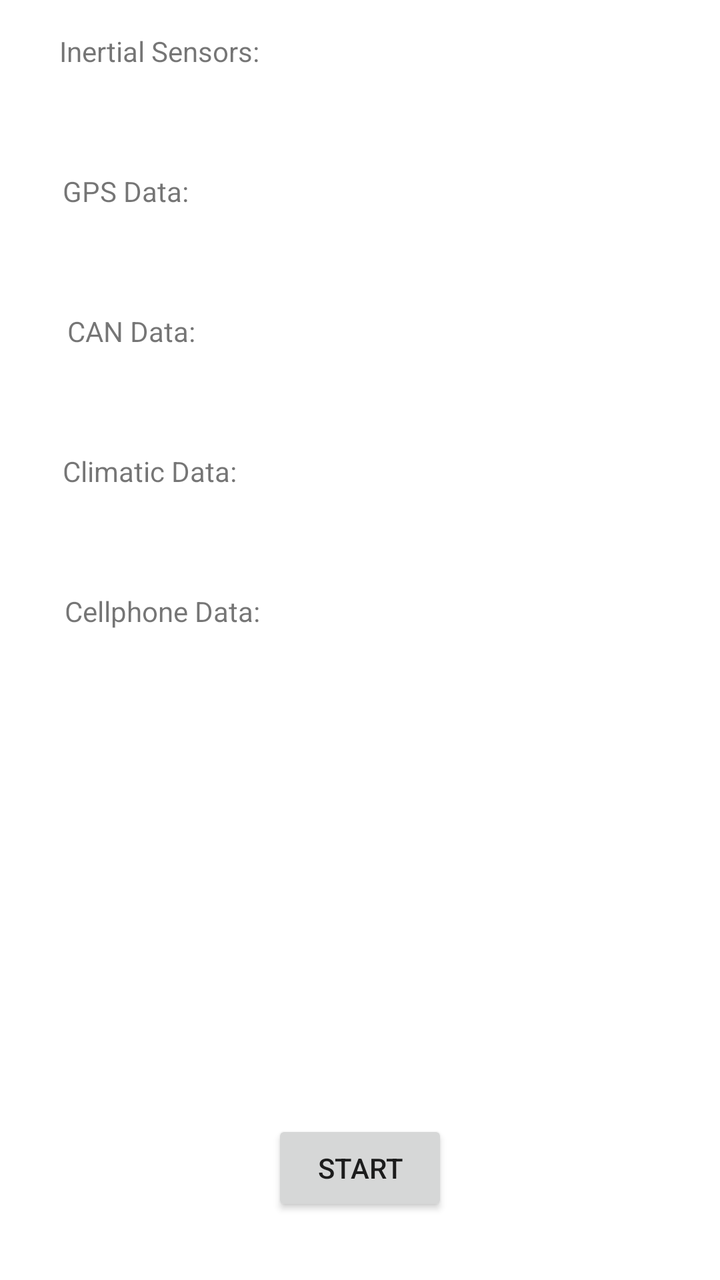
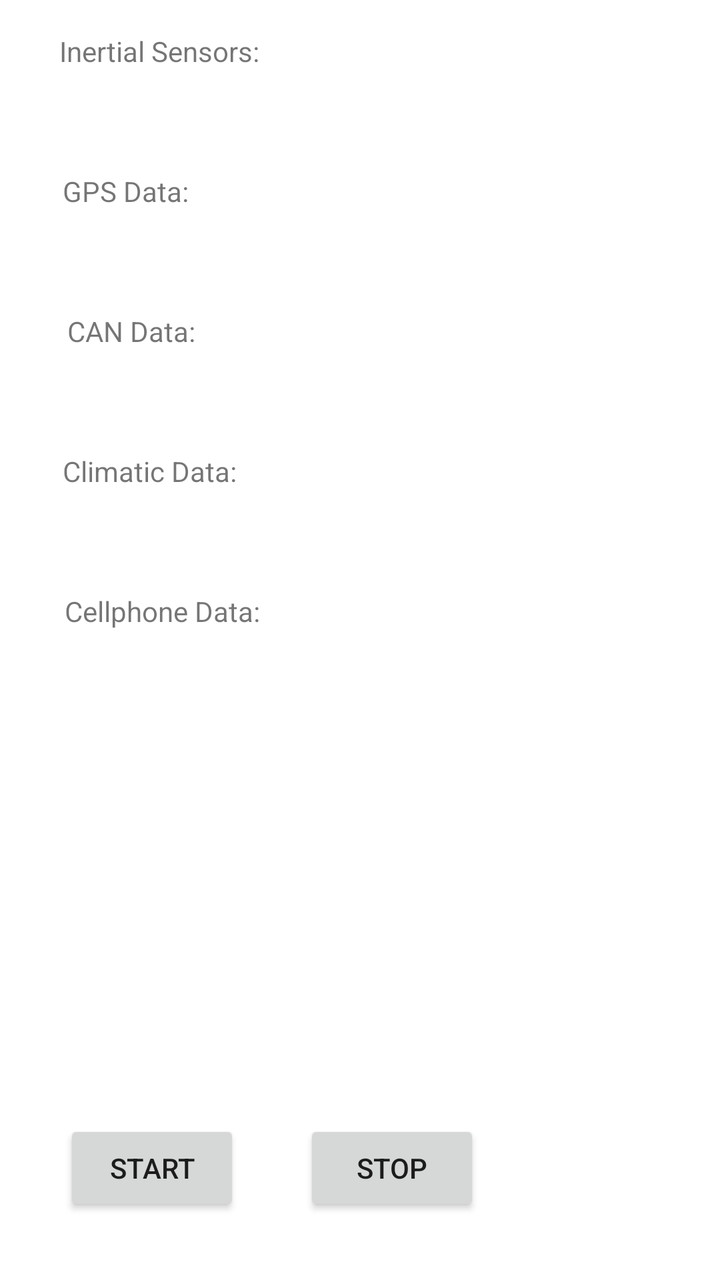

Screens rendered from an Android XML layout before and after an edit, with the pre-edit source and the edit as a unified diff.
<!-- AndroidManifest.xml: application theme Theme.Moview_v1 -->
<!-- res/layout/activity_main.xml -->
<?xml version="1.0" encoding="utf-8"?>
<androidx.constraintlayout.widget.ConstraintLayout xmlns:android="http://schemas.android.com/apk/res/android"
    xmlns:app="http://schemas.android.com/apk/res-auto"
    xmlns:tools="http://schemas.android.com/tools"
    android:layout_width="match_parent"
    android:layout_height="match_parent"
    tools:context=".MainActivity">

    <TextView
        android:id="@+id/textview_lbMag3"
        android:layout_width="wrap_content"
        android:layout_height="wrap_content"
        android:layout_marginTop="24dp"
        android:text="@string/cellphone"
        app:layout_constraintEnd_toEndOf="parent"
        app:layout_constraintHorizontal_bias="0.123"
        app:layout_constraintStart_toStartOf="parent"
        app:layout_constraintTop_toBottomOf="@+id/magnetometer_text_view2" />

    <TextView
        android:id="@+id/cellphone_text_view"
        android:layout_width="wrap_content"
        android:layout_height="wrap_content"
        android:layout_marginTop="8dp"
        android:text="@string/cellphoneValue"
        app:layout_constraintEnd_toEndOf="parent"
        app:layout_constraintHorizontal_bias="0.121"
        app:layout_constraintStart_toStartOf="parent"
        app:layout_constraintTop_toBottomOf="@+id/textview_lbMag3" />

    <TextView
        android:id="@+id/textview_lbMag2"
        android:layout_width="wrap_content"
        android:layout_height="wrap_content"
        android:layout_marginTop="24dp"
        android:text="@string/climatic"
        app:layout_constraintEnd_toEndOf="parent"
        app:layout_constraintHorizontal_bias="0.115"
        app:layout_constraintStart_toStartOf="parent"
        app:layout_constraintTop_toBottomOf="@+id/can_text_view" />

    <TextView
        android:id="@+id/magnetometer_text_view2"
        android:layout_width="wrap_content"
        android:layout_height="wrap_content"
        android:layout_marginTop="8dp"
        android:text="@string/climaticValue"
        app:layout_constraintEnd_toEndOf="parent"
        app:layout_constraintHorizontal_bias="0.114"
        app:layout_constraintStart_toStartOf="parent"
        app:layout_constraintTop_toBottomOf="@+id/textview_lbMag2" />

    <TextView
        android:id="@+id/textview_lbGyro"
        android:layout_width="wrap_content"
        android:layout_height="wrap_content"
        android:layout_marginTop="24dp"
        android:text="@string/gps"
        app:layout_constraintEnd_toEndOf="parent"
        app:layout_constraintHorizontal_bias="0.105"
        app:layout_constraintStart_toStartOf="parent"
        app:layout_constraintTop_toBottomOf="@+id/inertial_text_view" />

    <TextView
        android:id="@+id/textview_lbMag"
        android:layout_width="wrap_content"
        android:layout_height="wrap_content"
        android:layout_marginTop="24dp"
        android:text="@string/can"
        app:layout_constraintEnd_toEndOf="parent"
        app:layout_constraintHorizontal_bias="0.114"
        app:layout_constraintStart_toStartOf="parent"
        app:layout_constraintTop_toBottomOf="@+id/gps_text_view" />

    <TextView
        android:id="@+id/can_text_view"
        android:layout_width="wrap_content"
        android:layout_height="wrap_content"
        android:layout_marginTop="8dp"
        android:text="@string/canValue"
        app:layout_constraintEnd_toEndOf="parent"
        app:layout_constraintHorizontal_bias="0.114"
        app:layout_constraintStart_toStartOf="parent"
        app:layout_constraintTop_toBottomOf="@+id/textview_lbMag" />

    <TextView
        android:id="@+id/gps_text_view"
        android:layout_width="wrap_content"
        android:layout_height="wrap_content"
        android:layout_marginTop="8dp"
        android:text="@string/gpsValue"
        app:layout_constraintEnd_toEndOf="parent"
        app:layout_constraintHorizontal_bias="0.107"
        app:layout_constraintStart_toStartOf="parent"
        app:layout_constraintTop_toBottomOf="@+id/textview_lbGyro" />

    <TextView
        android:id="@+id/textview_lbAccel"
        android:layout_width="wrap_content"
        android:layout_height="wrap_content"
        android:layout_marginTop="16dp"
        android:text="@string/sensors"
        app:layout_constraintEnd_toEndOf="parent"
        app:layout_constraintHorizontal_bias="0.114"
        app:layout_constraintStart_toStartOf="parent"
        app:layout_constraintTop_toTopOf="parent" />


    <TextView
        android:id="@+id/inertial_text_view"
        android:layout_width="wrap_content"
        android:layout_height="wrap_content"
        android:layout_marginTop="8dp"
        android:text="@string/sensorsValue"
        app:layout_constraintEnd_toEndOf="parent"
        app:layout_constraintHorizontal_bias="0.107"
        app:layout_constraintStart_toStartOf="parent"
        app:layout_constraintTop_toBottomOf="@+id/textview_lbAccel" />

    <Button
        android:id="@+id/btn_start"
        android:layout_width="wrap_content"
        android:layout_height="wrap_content"
        android:layout_marginBottom="32dp"
        android:text="@string/btnStart"
        app:layout_constraintBottom_toBottomOf="parent"
        app:layout_constraintEnd_toEndOf="parent"
        app:layout_constraintStart_toStartOf="parent" />


</androidx.constraintlayout.widget.ConstraintLayout>
<!-- resources referenced by this layout -->
<resources>
  <string name="btnStart">Start</string>
  <string name="can">CAN Data:</string>
  <string name="canValue" />
  <string name="cellphone">Cellphone Data:</string>
  <string name="cellphoneValue" />
  <string name="climatic">Climatic Data:</string>
  <string name="climaticValue" />
  <string name="gps">GPS Data:</string>
  <string name="gpsValue" />
  <string name="sensors">Inertial Sensors:</string>
  <string name="sensorsValue" />
  <style name="Theme.Moview_v1" parent="Theme.MaterialComponents.DayNight.DarkActionBar">
          
          <item name="colorPrimary">@color/purple_500</item>
          <item name="colorPrimaryVariant">@color/purple_700</item>
          <item name="colorOnPrimary">@color/white</item>
          
          <item name="colorSecondary">@color/teal_200</item>
          <item name="colorSecondaryVariant">@color/teal_700</item>
          <item name="colorOnSecondary">@color/black</item>
          
          <item name="android:statusBarColor" tools:targetApi="l">?attr/colorPrimaryVariant</item>
          
      </style>
  <color name="purple_500">#FF6200EE</color>
  <color name="purple_700">#FF3700B3</color>
  <color name="white">#FFFFFFFF</color>
  <color name="teal_200">#FF03DAC5</color>
  <color name="teal_700">#FF018786</color>
  <color name="black">#FF000000</color>
</resources>

<!-- the commit's change to res/layout/activity_main.xml (unified diff, before → after) -->
@@ -121,11 +121,21 @@
         android:id="@+id/btn_start"
         android:layout_width="wrap_content"
         android:layout_height="wrap_content"
+        android:layout_marginStart="32dp"
         android:layout_marginBottom="32dp"
         android:text="@string/btnStart"
         app:layout_constraintBottom_toBottomOf="parent"
-        app:layout_constraintEnd_toEndOf="parent"
         app:layout_constraintStart_toStartOf="parent" />
+
+    <Button
+        android:id="@+id/btn_stop"
+        android:layout_width="wrap_content"
+        android:layout_height="wrap_content"
+        android:layout_marginStart="32dp"
+        android:layout_marginBottom="32dp"
+        android:text="@string/btnStop"
+        app:layout_constraintBottom_toBottomOf="parent"
+        app:layout_constraintStart_toEndOf="@+id/btn_start" />
 
 
 </androidx.constraintlayout.widget.ConstraintLayout>
<!-- resource entries referenced after the edit -->
@@ -1,6 +1,7 @@
 <!-- resources referenced by this layout -->
 <resources>
   <string name="btnStart">Start</string>
+  <string name="btnStop">Stop</string>
   <string name="can">CAN Data:</string>
   <string name="canValue" />
   <string name="cellphone">Cellphone Data:</string>
